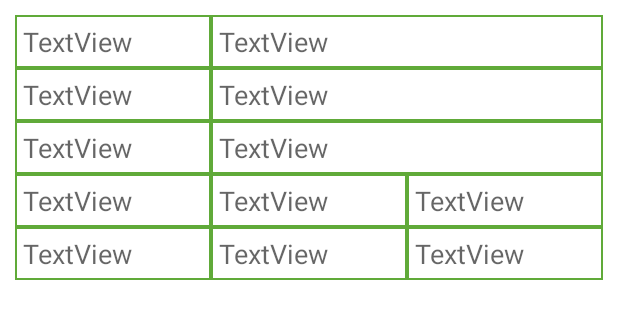
After one commit to onetechwolf/Farming-Android-App, an Android app: the layout apmc_single_list.xml on its own in the app's theme, with its tools: preview values and no code run, on a phone screen of 412 x 824 dp. The commit adds this screen. Shown: the top 319 px of the screen. Run offline under Robolectric (Android 15) with nearby library versions, the phone set to English and light mode, and no system bars.

Commit message:
APMC Initial

```diff
--- /dev/null
+++ b/app/src/main/res/drawable/table_border.xml
@@ -0,0 +1,7 @@
+<?xml version="1.0" encoding="utf-8"?>
+<shape
+    xmlns:android="http://schemas.android.com/apk/res/android"
+    android:shape= "rectangle"  >
+
+    <stroke android:width="1dp"  android:color="@color/colorPrimary"/>
+</shape>
--- /dev/null
+++ b/app/src/main/res/layout/apmc_single_list.xml
@@ -0,0 +1,191 @@
+<?xml version="1.0" encoding="utf-8"?>
+<androidx.constraintlayout.widget.ConstraintLayout xmlns:android="http://schemas.android.com/apk/res/android"
+    xmlns:app="http://schemas.android.com/apk/res-auto"
+    android:layout_width="match_parent"
+    android:layout_height="wrap_content"
+    android:layout_marginHorizontal="10dp"
+    android:layout_marginVertical="10dp">
+
+    <LinearLayout xmlns:android="http://schemas.android.com/apk/res/android"
+        android:layout_width="match_parent"
+        android:layout_height="match_parent"
+        android:orientation="vertical">
+
+        <TableRow
+            android:id="@+id/tabla_cabecera"
+            android:layout_width="match_parent"
+            android:layout_height="match_parent"></TableRow>
+
+        <TableLayout
+            android:id="@+id/tabla_cuerpo"
+            android:layout_width="match_parent"
+            android:layout_height="match_parent">
+
+            <TableRow
+                android:id="@+id/tableRow1"
+                android:layout_width="match_parent"
+                android:layout_height="wrap_content"
+                android:layout_weight="4">
+
+                <TextView
+                    android:id="@+id/textView1"
+                    android:layout_width="wrap_content"
+                    android:layout_height="wrap_content"
+                    android:layout_weight="1"
+                    android:background="@drawable/table_border"
+                    android:padding="5dp"
+                    android:text="TextView"
+                    android:textAppearance="?android:attr/textAppearanceMedium"></TextView>
+
+                <TextView
+                    android:id="@+id/textView1"
+                    android:layout_width="match_parent"
+                    android:layout_height="wrap_content"
+                    android:layout_span="2"
+                    android:layout_weight="2"
+                    android:background="@drawable/table_border"
+                    android:padding="5dp"
+                    android:text="TextView"
+                    android:textAppearance="?android:attr/textAppearanceMedium"></TextView>
+
+            </TableRow>
+
+            <TableRow
+                android:id="@+id/tableRow2"
+                android:layout_width="match_parent"
+                android:layout_height="wrap_content">
+
+                <TextView
+                    android:id="@+id/textView1"
+                    android:layout_width="wrap_content"
+                    android:layout_height="wrap_content"
+                    android:layout_weight="1"
+                    android:background="@drawable/table_border"
+                    android:padding="5dp"
+                    android:text="TextView"
+                    android:textAppearance="?android:attr/textAppearanceMedium"></TextView>
+
+                <TextView
+                    android:id="@+id/textView1"
+                    android:layout_width="match_parent"
+                    android:layout_height="wrap_content"
+                    android:layout_span="2"
+                    android:layout_weight="2"
+                    android:background="@drawable/table_border"
+                    android:padding="5dp"
+                    android:text="TextView"
+                    android:textAppearance="?android:attr/textAppearanceMedium"></TextView>
+
+
+            </TableRow>
+
+            <TableRow
+                android:id="@+id/tableRow3"
+
+                android:layout_width="match_parent"
+                android:layout_height="wrap_content">
+
+                <TextView
+                    android:id="@+id/textView1"
+                    android:layout_width="wrap_content"
+                    android:layout_height="wrap_content"
+                    android:layout_weight="1"
+                    android:background="@drawable/table_border"
+                    android:padding="5dp"
+                    android:text="TextView"
+
+                    android:textAppearance="?android:attr/textAppearanceMedium"></TextView>
+
+                <TextView
+                    android:id="@+id/textView1"
+                    android:layout_width="wrap_content"
+                    android:layout_height="wrap_content"
+                    android:layout_span="2"
+                    android:layout_weight="2"
+                    android:background="@drawable/table_border"
+                    android:padding="5dp"
+                    android:text="TextView"
+                    android:textAppearance="?android:attr/textAppearanceMedium"></TextView>
+
+
+            </TableRow>
+
+            <TableRow
+                android:id="@+id/tableRow4"
+                android:layout_width="match_parent"
+                android:layout_height="wrap_content">
+
+                <TextView
+                    android:id="@+id/textView1"
+                    android:layout_width="wrap_content"
+                    android:layout_height="wrap_content"
+                    android:layout_weight="1"
+                    android:background="@drawable/table_border"
+                    android:padding="5dp"
+                    android:text="TextView"
+                    android:textAppearance="?android:attr/textAppearanceMedium"></TextView>
+
+                <TextView
+                    android:id="@+id/textView1"
+                    android:layout_width="wrap_content"
+                    android:layout_height="wrap_content"
+                    android:layout_weight="1"
+                    android:background="@drawable/table_border"
+                    android:padding="5dp"
+                    android:text="TextView"
+                    android:textAppearance="?android:attr/textAppearanceMedium"></TextView>
+
+                <TextView
+                    android:id="@+id/textView1"
+                    android:layout_width="wrap_content"
+                    android:layout_height="wrap_content"
+                    android:layout_weight="1"
+                    android:background="@drawable/table_border"
+                    android:padding="5dp"
+                    android:text="TextView"
+                    android:textAppearance="?android:attr/textAppearanceMedium"></TextView>
+
+            </TableRow>
+
+            <TableRow
+                android:id="@+id/tableRow4"
+                android:layout_width="match_parent"
+                android:layout_height="wrap_content">
+
+                <TextView
+                    android:id="@+id/textView1"
+                    android:layout_width="wrap_content"
+                    android:layout_height="wrap_content"
+                    android:layout_weight="1"
+                    android:background="@drawable/table_border"
+                    android:padding="5dp"
+                    android:text="TextView"
+                    android:textAppearance="?android:attr/textAppearanceMedium"></TextView>
+
+                <TextView
+                    android:id="@+id/textView1"
+                    android:layout_width="wrap_content"
+                    android:layout_height="wrap_content"
+                    android:layout_weight="1"
+                    android:background="@drawable/table_border"
+                    android:padding="5dp"
+                    android:text="TextView"
+                    android:textAppearance="?android:attr/textAppearanceMedium"></TextView>
+
+                <TextView
+                    android:id="@+id/textView1"
+                    android:layout_width="wrap_content"
+                    android:layout_height="wrap_content"
+                    android:layout_weight="1"
+                    android:background="@drawable/table_border"
+                    android:padding="5dp"
+                    android:text="TextView"
+                    android:textAppearance="?android:attr/textAppearanceMedium"></TextView>
+
+            </TableRow>
+        </TableLayout>
+
+
+    </LinearLayout>
+
+</androidx.constraintlayout.widget.ConstraintLayout>
```
Also changed, not shown: app/src/main/java/com/project/farmingapp/model/APMCApi.kt (added, +29 -0 lines), app/src/main/java/com/project/farmingapp/view/apmc/ApmcFragment.kt (added, +64 -0 lines), app/src/main/res/layout/fragment_apmc.xml (added, +42 -0 lines), app/src/main/res/layout/nav_header.xml (+11 -1 lines).
